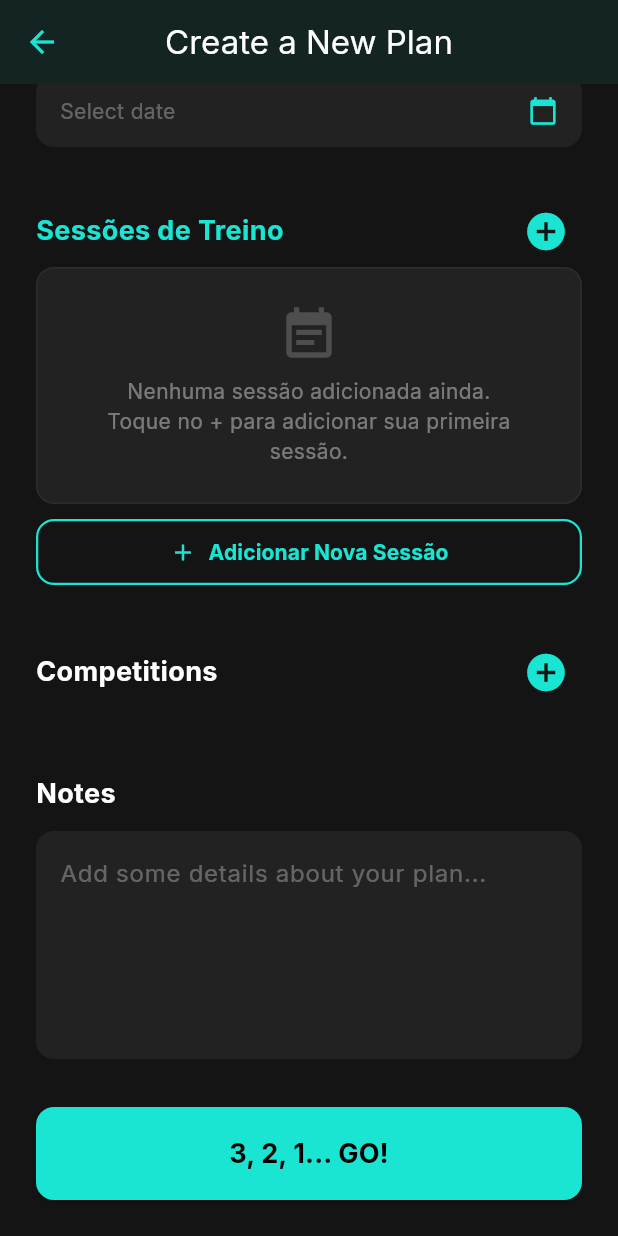
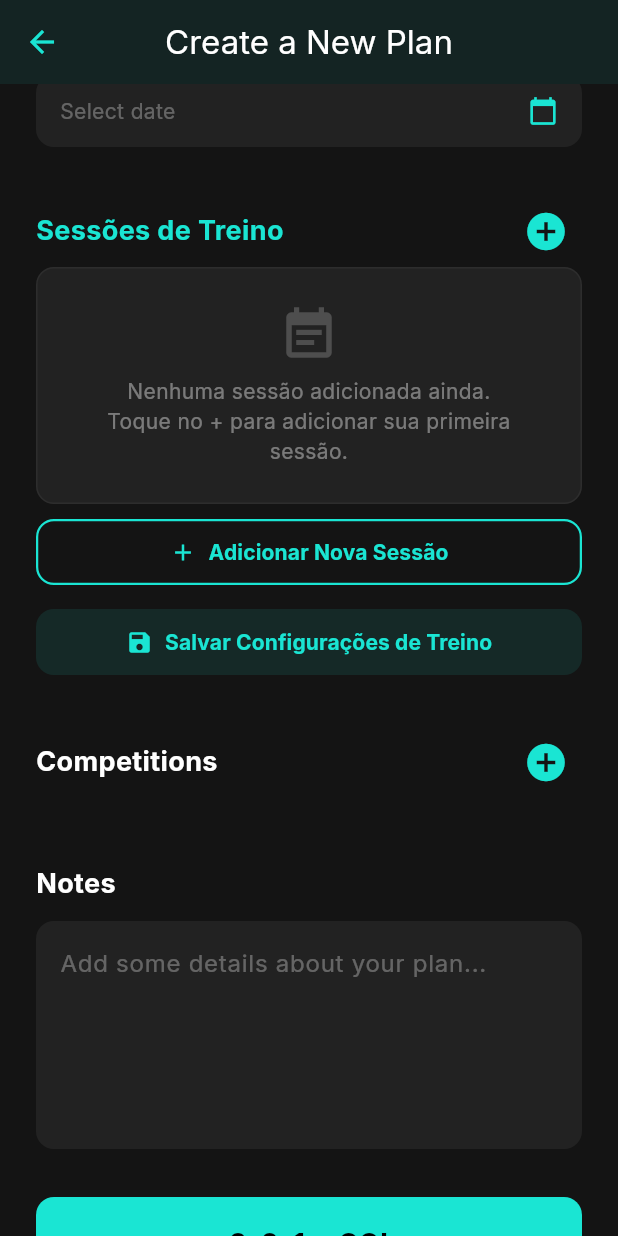
Before and after one commit to samuel-haddad/holy-squat-app, a Flutter app: the CreatePlanScreen screen opened directly, scrolled down 418 dp, on a phone screen of 412 x 824 dp. Run offline on Flutter 3.47's test engine with Material 3 defaults, Android fonts, the phone set to English and light mode, and no system bars; our stand-ins replace file_picker, fl_chart, flutter_dotenv, flutter_svg, google_fonts, image_picker and 7 more; accounts and stored records are empty.

Commit message:
fix: implement session saving and persistence in CreatePlanScreen

```diff
--- a/lib/screens/planning/create_plan_screen.dart
+++ b/lib/screens/planning/create_plan_screen.dart
@@ -28,6 +28,7 @@ class _CreatePlanScreenState extends State<CreatePlanScreen> {
   // Training Sessions
   List<TrainingSession> _trainingSessions = [];
   bool _loadingSessions = true;
+  bool _isSavingSessions = false;
 
   // Coach selection
   List<Map<String, dynamic>> _coaches = [];
@@ -48,6 +49,32 @@ class _CreatePlanScreenState extends State<CreatePlanScreen> {
         _trainingSessions = sessions;
         _loadingSessions = false;
       });
+    }
+  }
+
+  Future<void> _persistSessions() async {
+    setState(() => _isSavingSessions = true);
+    try {
+      await SupabaseService.upsertAllTrainingSessions(_trainingSessions);
+      if (mounted) {
+        ScaffoldMessenger.of(context).showSnackBar(
+          const SnackBar(
+            content: Text('Configurações de treino salvas com sucesso!'),
+            backgroundColor: Colors.teal,
+          ),
+        );
+      }
+    } catch (e) {
+      if (mounted) {
+        ScaffoldMessenger.of(context).showSnackBar(
+          SnackBar(
+            content: Text('Erro ao salvar sessões: $e'),
+            backgroundColor: Colors.redAccent,
+          ),
+        );
+      }
+    } finally {
+      if (mounted) setState(() => _isSavingSessions = false);
     }
   }
 
@@ -173,6 +200,9 @@ class _CreatePlanScreenState extends State<CreatePlanScreen> {
       );
       return;
     }
+
+    // Persistir sessões antes da geração para garantir que o backend as encontre no banco
+    await SupabaseService.upsertAllTrainingSessions(_trainingSessions);
 
     final controller = context.read<WorkoutController>();
 
@@ -309,9 +339,36 @@ class _CreatePlanScreenState extends State<CreatePlanScreen> {
                         ],
                       ),
                     )
-                  : TrainingSessionsEditor(
-                      sessions: _trainingSessions,
-                      onChanged: (sessions) => _trainingSessions = sessions,
+                  : Column(
+                      children: [
+                        TrainingSessionsEditor(
+                          sessions: _trainingSessions,
+                          onChanged: (sessions) => _trainingSessions = sessions,
+                        ),
+                        const SizedBox(height: 12),
+                        SizedBox(
+                          width: double.infinity,
+                          child: TextButton.icon(
+                            onPressed: _isSavingSessions ? null : _persistSessions,
+                            icon: _isSavingSessions
+                                ? const SizedBox(
+                                    width: 16,
+                                    height: 16,
+                                    child: CircularProgressIndicator(strokeWidth: 2, color: AppTheme.primaryTeal),
+                                  )
+                                : const Icon(Icons.save, color: AppTheme.primaryTeal),
+                            label: Text(
+                              _isSavingSessions ? 'Salvando...' : 'Salvar Configurações de Treino',
+                              style: const TextStyle(color: AppTheme.primaryTeal, fontWeight: FontWeight.bold),
+                            ),
+                            style: TextButton.styleFrom(
+                              padding: const EdgeInsets.symmetric(vertical: 12),
+                              backgroundColor: AppTheme.primaryTeal.withOpacity(0.1),
+                              shape: RoundedRectangleBorder(borderRadius: BorderRadius.circular(12)),
+                            ),
+                          ),
+                        ),
+                      ],
                     ),
               const SizedBox(height: 32),
 
```
